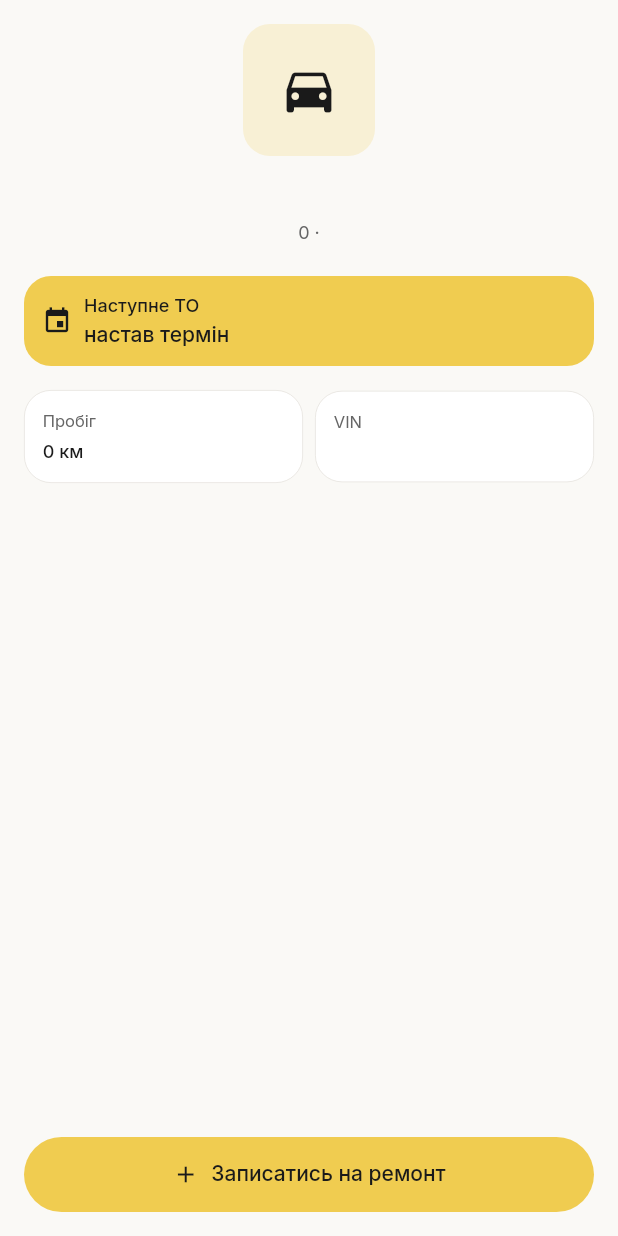
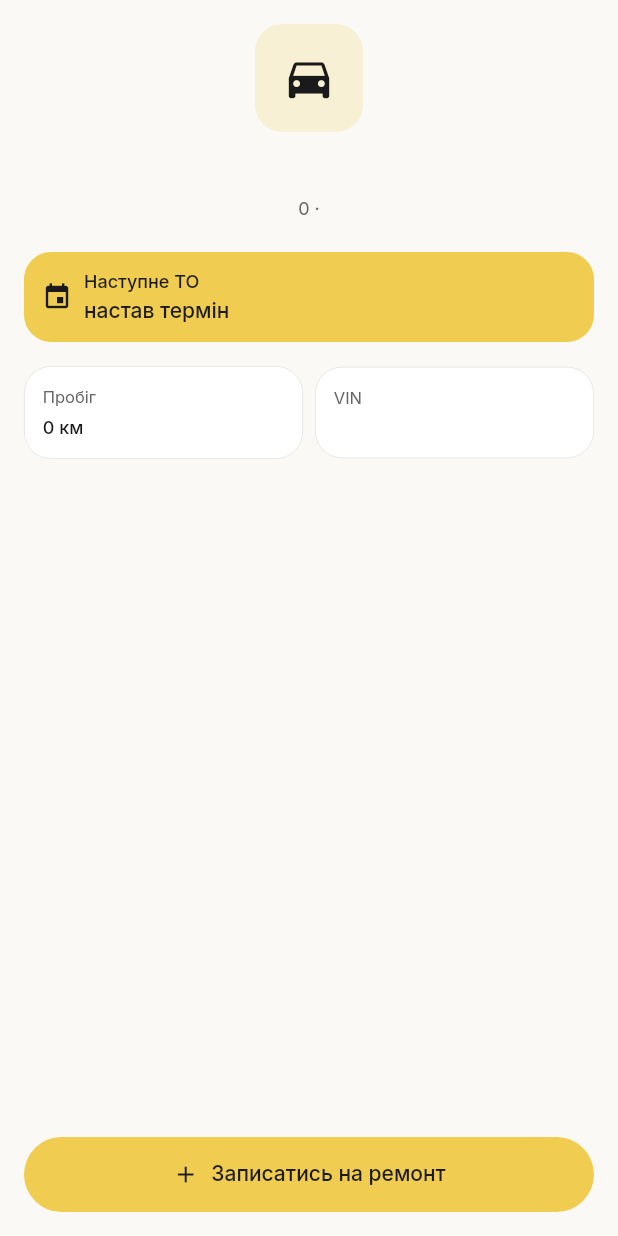
Before and after one commit to bmolodan/autohub-app, a Flutter app: the _Detail widget shown alone on an empty page, opened directly with empty values, on a phone screen of 412 x 824 dp. Run offline on Flutter 3.47's test engine with Material 3 defaults, Android fonts, the phone set to English and light mode, and no system bars; our stand-ins replace dio, flutter_riverpod, go_router, google_fonts, image_picker, shared_preferences and 1 more; accounts and stored records are empty.

Commit message:
refactor(theme): three design-audit fixes — onError, ButtonSpinner, iconBubble
1. Added AppColors.onError = #FFFFFF; replaced the last raw Colors.white
   in account_delete_screen.dart and the placeholder Colors.white in
   AppTheme's ColorScheme onError slot.

2. Extracted core/widgets/button_spinner.dart — sized to AppIconSize.md
   with strokeWidth: 2. Replaced 5 inline `SizedBox(width: 20, height:
   20, child: CircularProgressIndicator(strokeWidth: 2))` blocks in
   phone_screen, otp_screen, problem_form_screen, register_client_screen,
   add_car_screen. One named widget, no more magic 20s.

3. car_detail_screen header bubble was 88×88 with icon size 40 — the
   only place not using the AppSizes.iconBubble (72) + AppIconSize.hero
   (36) tokens for hero bubbles. Switched to the tokens for consistency
   with empty/error states and account-delete warning bubble.

161/161 tests, flutter analyze clean. No new dependencies.

Co-Authored-By: Claude Opus 4.7 (1M context) <noreply@anthropic.com>

```diff
--- a/lib/core/theme/app_colors.dart
+++ b/lib/core/theme/app_colors.dart
@@ -59,6 +59,9 @@ class AppColors {
   /// Soft error background.
   static const Color errorSoft = Color(0x1AC04545); // 10% alpha
 
+  /// Foreground color on top of [error] (destructive button text).
+  static const Color onError = Color(0xFFFFFFFF);
+
   /// Success / completed states.
   static const Color success = Color(0xFF1D9E75);
 
--- a/lib/core/theme/app_theme.dart
+++ b/lib/core/theme/app_theme.dart
@@ -40,7 +40,7 @@ class AppTheme {
       surfaceContainerHighest: AppColors.surfaceVariant,
       onSurfaceVariant: AppColors.textSecondary,
       error: AppColors.error,
-      onError: Colors.white,
+      onError: AppColors.onError,
       outline: AppColors.border,
       outlineVariant: AppColors.borderStrong,
     );
--- a/lib/features/cars/adapters/inbound/car_detail_screen.dart
+++ b/lib/features/cars/adapters/inbound/car_detail_screen.dart
@@ -5,6 +5,7 @@ import 'package:go_router/go_router.dart';
 import '../../../../core/router/app_router.dart';
 import '../../../../core/theme/app_colors.dart';
 import '../../../../core/theme/app_radii.dart';
+import '../../../../core/theme/app_sizes.dart';
 import '../../../../core/theme/app_spacing.dart';
 import '../../../../core/theme/app_typography.dart';
 import '../../../../core/widgets/stat_card.dart';
@@ -115,14 +116,14 @@ class _Detail extends StatelessWidget {
         children: [
           Center(
             child: Container(
-              width: 88,
-              height: 88,
+              width: AppSizes.iconBubble,
+              height: AppSizes.iconBubble,
               decoration: const BoxDecoration(
                 color: AppColors.brandYellowSoft,
                 borderRadius: AppRadii.lgAll,
               ),
               child: const Icon(Icons.directions_car,
-                  size: 40, color: AppColors.brandBlack),
+                  size: AppIconSize.hero, color: AppColors.brandBlack),
             ),
           ),
           const SizedBox(height: AppSpacing.md),
--- a/lib/features/profile/presentation/account_delete_screen.dart
+++ b/lib/features/profile/presentation/account_delete_screen.dart
@@ -89,7 +89,7 @@ class AccountDeleteScreen extends ConsumerWidget {
               ElevatedButton(
                 style: ElevatedButton.styleFrom(
                   backgroundColor: AppColors.error,
-                  foregroundColor: Colors.white,
+                  foregroundColor: AppColors.onError,
                 ),
                 onPressed: () async {
                   await ref.read(authControllerProvider.notifier).signOut();
```
Also changed, not shown: lib/core/widgets/button_spinner.dart (added, +20 -0 lines), lib/features/auth/presentation/otp_screen.dart (+2 -5 lines), lib/features/auth/presentation/phone_screen.dart (+2 -5 lines), lib/features/booking/presentation/problem_form_screen.dart (+3 -7 lines), lib/features/cars/adapters/inbound/add_car_screen.dart (+2 -5 lines), lib/features/profile/adapters/inbound/register_client_screen.dart (+2 -5 lines).
